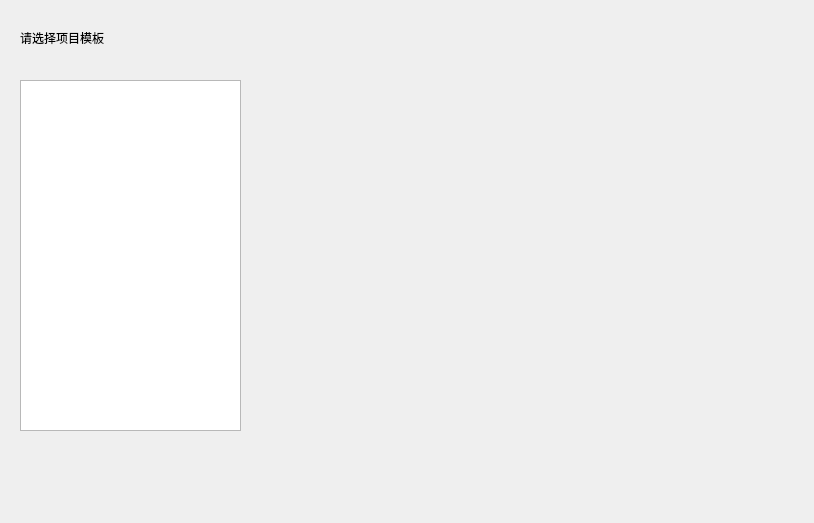
Before: the Qt Designer form Window/Dialog/WindowNewProject.ui in JomiXedYu/EditorTemplate, drawn with Qt 5.
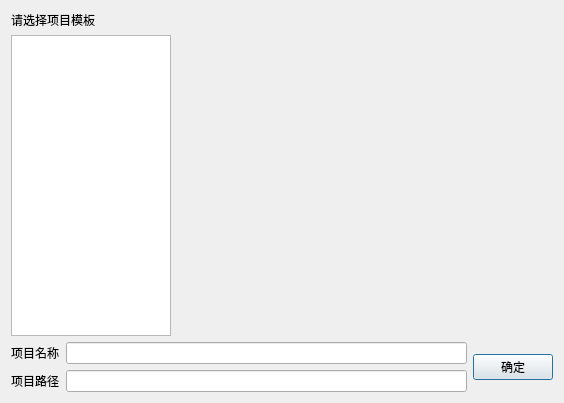
After: the same form once the commit is applied.

Commit message: project manager

The edit to the form file:
```diff
--- a/Window/Dialog/WindowNewProject.ui
+++ b/Window/Dialog/WindowNewProject.ui
@@ -6,36 +6,84 @@
    <rect>
     <x>0</x>
     <y>0</y>
-    <width>814</width>
-    <height>523</height>
+    <width>564</width>
+    <height>403</height>
    </rect>
   </property>
   <property name="windowTitle">
    <string>Dialog</string>
   </property>
-  <widget class="QLabel" name="label">
-   <property name="geometry">
-    <rect>
-     <x>20</x>
-     <y>30</y>
-     <width>181</width>
-     <height>16</height>
-    </rect>
-   </property>
-   <property name="text">
-    <string>请选择项目模板</string>
-   </property>
-  </widget>
-  <widget class="QListView" name="listView">
-   <property name="geometry">
-    <rect>
-     <x>20</x>
-     <y>80</y>
-     <width>221</width>
-     <height>351</height>
-    </rect>
-   </property>
-  </widget>
+  <layout class="QVBoxLayout" name="verticalLayout">
+   <item>
+    <widget class="QLabel" name="h1">
+     <property name="text">
+      <string>请选择项目模板</string>
+     </property>
+    </widget>
+   </item>
+   <item>
+    <layout class="QHBoxLayout" name="horizontalLayout">
+     <item>
+      <widget class="QListView" name="listView">
+       <property name="maximumSize">
+        <size>
+         <width>160</width>
+         <height>16777215</height>
+        </size>
+       </property>
+      </widget>
+     </item>
+     <item>
+      <widget class="QLabel" name="description">
+       <property name="frameShadow">
+        <enum>QFrame::Plain</enum>
+       </property>
+       <property name="text">
+        <string/>
+       </property>
+       <property name="textFormat">
+        <enum>Qt::PlainText</enum>
+       </property>
+      </widget>
+     </item>
+    </layout>
+   </item>
+   <item>
+    <layout class="QHBoxLayout" name="horizontalLayout_2">
+     <item>
+      <layout class="QGridLayout" name="gridLayout">
+       <item row="0" column="0">
+        <widget class="QLabel" name="label">
+         <property name="text">
+          <string>项目名称</string>
+         </property>
+        </widget>
+       </item>
+       <item row="0" column="1">
+        <widget class="QLineEdit" name="projName"/>
+       </item>
+       <item row="1" column="0">
+        <widget class="QLabel" name="label_2">
+         <property name="text">
+          <string>项目路径</string>
+         </property>
+        </widget>
+       </item>
+       <item row="1" column="1">
+        <widget class="QLineEdit" name="projPath"/>
+       </item>
+      </layout>
+     </item>
+     <item>
+      <widget class="QPushButton" name="submit">
+       <property name="text">
+        <string>确定</string>
+       </property>
+      </widget>
+     </item>
+    </layout>
+   </item>
+  </layout>
  </widget>
  <resources/>
  <connections/>
```
Left out of the diff: 2 changed lines with no effect on the pictures. The commit also changes 26 other files.
